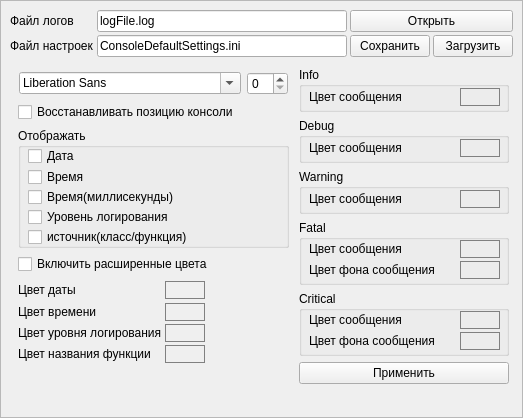
First picture: the form in LogWidgetSettings.ui, repository denwoken/LogConsole, before the edit.
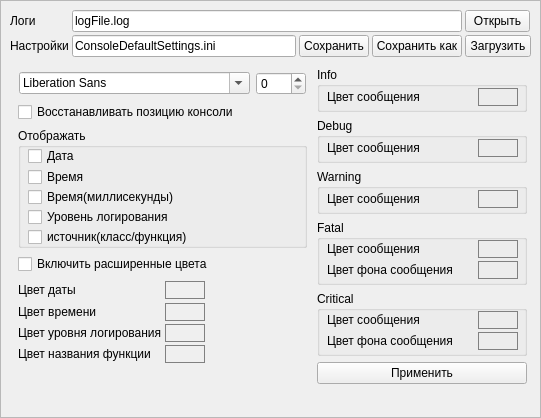
Second picture: the form after the edit.

Commit message: DEV: push changes from private project

```diff
--- a/LogWidgetSettings.ui
+++ b/LogWidgetSettings.ui
@@ -6,7 +6,7 @@
    <rect>
     <x>0</x>
     <y>0</y>
-    <width>523</width>
+    <width>541</width>
     <height>418</height>
    </rect>
   </property>
@@ -57,50 +57,84 @@
         </property>
         <item row="1" column="2">
          <widget class="QPushButton" name="pushButton_saveConsoleSettings">
+          <property name="maximumSize">
+           <size>
+            <width>70</width>
+            <height>16777215</height>
+           </size>
+          </property>
           <property name="text">
            <string>Сохранить</string>
           </property>
          </widget>
         </item>
-        <item row="0" column="1">
-         <widget class="QLineEdit" name="lineEdit_logFilePath">
-          <property name="text">
-           <string>logFile.log</string>
-          </property>
-         </widget>
-        </item>
-        <item row="1" column="0">
-         <widget class="QLabel" name="label_14">
-          <property name="text">
-           <string>Файл настроек</string>
-          </property>
-         </widget>
-        </item>
         <item row="0" column="0">
          <widget class="QLabel" name="label">
           <property name="text">
-           <string>Файл логов</string>
+           <string>Логи</string>
           </property>
          </widget>
         </item>
-        <item row="1" column="3">
+        <item row="1" column="0">
+         <widget class="QLabel" name="label_14">
+          <property name="text">
+           <string>Настройки</string>
+          </property>
+         </widget>
+        </item>
+        <item row="1" column="1">
+         <widget class="QLineEdit" name="lineEdit_ConsoleSettingsPath">
+          <property name="text">
+           <string>ConsoleDefaultSettings.ini</string>
+          </property>
+         </widget>
+        </item>
+        <item row="1" column="4">
          <widget class="QPushButton" name="pushButton_loadConsoleSettings">
+          <property name="maximumSize">
+           <size>
+            <width>66</width>
+            <height>16777215</height>
+           </size>
+          </property>
           <property name="text">
            <string>Загрузить</string>
           </property>
          </widget>
         </item>
-        <item row="0" column="2" colspan="2">
+        <item row="1" column="3">
+         <widget class="QPushButton" name="pushButton_saveAsConsoleSettings">
+          <property name="maximumSize">
+           <size>
+            <width>95</width>
+            <height>16777215</height>
+           </size>
+          </property>
+          <property name="text">
+           <string>Cохранить как</string>
+          </property>
+         </widget>
+        </item>
+        <item row="0" column="4">
          <widget class="QPushButton" name="pushButton_openLogFile">
+          <property name="maximumSize">
+           <size>
+            <width>65</width>
+            <height>16777215</height>
+           </size>
+          </property>
           <property name="text">
            <string>Открыть</string>
           </property>
          </widget>
         </item>
-        <item row="1" column="1">
-         <widget class="QLineEdit" name="lineEdit_ConsoleSettingsPath">
+        <item row="0" column="1" colspan="3">
+         <widget class="QLineEdit" name="lineEdit_logFilePath">
           <property name="text">
-           <string>ConsoleDefaultSettings.ini</string>
+           <string>logFile.log</string>
+          </property>
+          <property name="readOnly">
+           <bool>true</bool>
           </property>
          </widget>
         </item>
```
The commit also changes 13 other files.
